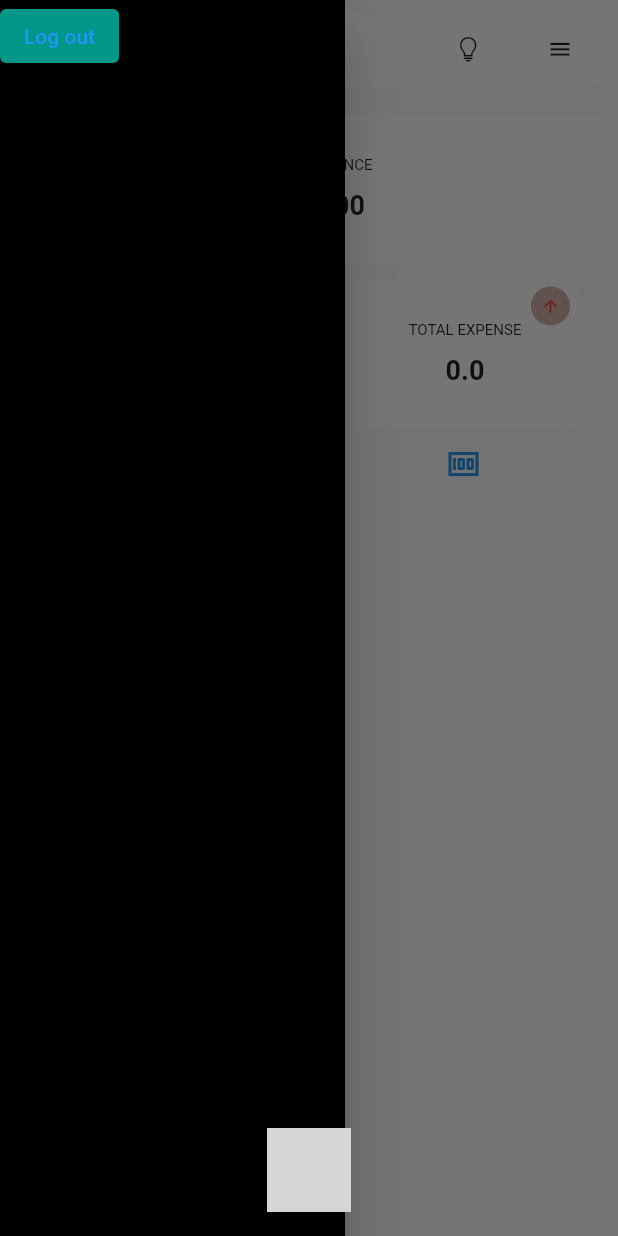
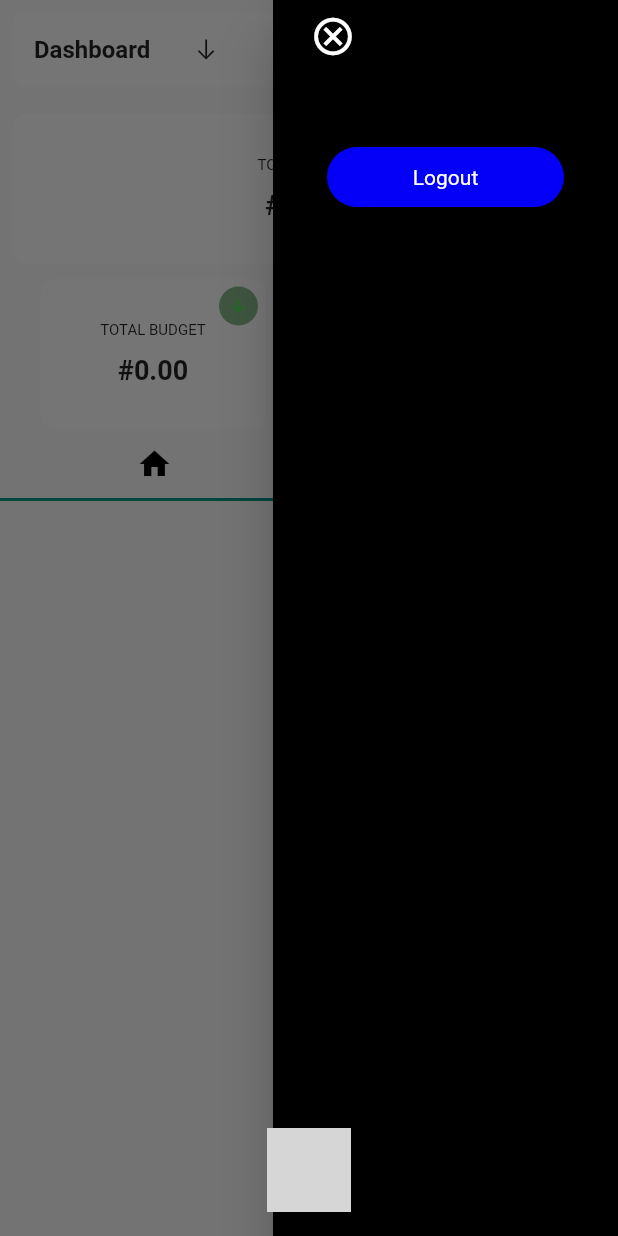
Before and after one commit to troykmf/spendwise, a Flutter app: the HomePage screen opened by its route, with the side drawer open, on a phone screen of 412 x 824 dp. Run offline on Flutter 3.47's test engine with Material 2 defaults, Android fonts, the phone set to English and light mode, and no system bars; our stand-ins replace cloud_firestore, firebase_auth, firebase_core, firebase_messaging, fl_chart, flutter_expandable_fab and 2 more; missing offline and left inert: fab_circular_menu; accounts and stored records are empty; network calls fail; grey boxes are pictures that could not be loaded.

Commit message:
another minor changes

```diff
--- a/lib/main.dart
+++ b/lib/main.dart
@@ -33,7 +33,7 @@ void main() async {
   await FirebasePushNotificationApi().initNotification();
 
   SystemChrome.setSystemUIOverlayStyle(
-      const SystemUiOverlayStyle(statusBarColor: Colors.white));
+      const SystemUiOverlayStyle(statusBarColor: Colors.transparent));
 
   runApp(const MyApp());
 }
@@ -75,7 +75,7 @@ class MyApp extends StatelessWidget {
           budgetTwoFabRoute: (context) => const BudgetTwoFabPage(),
           splashRoute: (context) => const SplashPage(),
         },
-        home: const SplashPage(),
+        home: const HomeMain(),
       ),
     );
 
--- a/lib/src/page/home_page.dart
+++ b/lib/src/page/home_page.dart
@@ -3,6 +3,7 @@ import 'package:flutter/gestures.dart';
 import 'package:flutter/material.dart';
 import 'package:provider/provider.dart';
 import 'package:spendwise/core/constants/budget_amount.dart';
+import 'package:spendwise/core/constants/constant_widgets/apptextfield.dart';
 import 'package:spendwise/core/constants/route.dart';
 import 'package:spendwise/services/models/budgets/budget_data.dart';
 import 'package:spendwise/services/models/budgets/budget_item.dart';
@@ -25,7 +26,17 @@ class HomePage extends StatefulWidget {
 }
 
 class _HomePageState extends State<HomePage> {
-  final GlobalKey<FabCircularMenuState> fabKey = GlobalKey();
+  final GlobalKey<FabCircularMenuState> fabKey =
+      GlobalKey<FabCircularMenuState>();
+  final GlobalKey<ScaffoldState> _scaffoldKey = GlobalKey<ScaffoldState>();
+
+  void _openEndDrawer() {
+    _scaffoldKey.currentState!.openEndDrawer();
+  }
+
+  void _closeEndDrawer() {
+    Navigator.of(context).pop();
+  }
 
   String get userId => AuthService.firebase().currentUser!.id;
 
@@ -47,6 +58,7 @@ class _HomePageState extends State<HomePage> {
     return DefaultTabController(
       length: 2,
       child: Scaffold(
+        key: _scaffoldKey,
         backgroundColor: Colors.grey.shade50,
         floatingActionButtonLocation: FloatingActionButtonLocation.centerFloat,
         floatingActionButton: Builder(
@@ -111,15 +123,29 @@ class _HomePageState extends State<HomePage> {
           ),
         ),
         drawerDragStartBehavior: DragStartBehavior.down,
-        drawer: Drawer(
+        endDrawer: Drawer(
           backgroundColor: Colors.black,
           width: 230.0,
-          child: Column(
-            children: [
-              Row(
-                children: [
-                  ElevatedButton(
-                    onPressed: () async {
+          child: Padding(
+            padding: const EdgeInsets.symmetric(horizontal: 16.0),
+            child: Column(
+              crossAxisAlignment: CrossAxisAlignment.start,
+              children: [
+                IconButton(
+                  onPressed: () {
+                    _closeEndDrawer();
+                  },
+                  icon: const Icon(
+                    Icons.cancel_outlined,
+                    color: Colors.white,
+                    size: 30.0,
+                  ),
+                ),
+                const SizedBox(height: 50),
+                Center(
+                  child: AppButton(
+                    onTap: () async {
+                      // await logoutDialog(context, 'Logout', () => null);
                       try {
                         await AuthService.firebase().logOut();
                         Navigator.of(context).pushNamedAndRemoveUntil(
@@ -131,26 +157,38 @@ class _HomePageState extends State<HomePage> {
                           context,
                           'User not logged in',
                         );
+                      } catch (_) {
+                        throw GenericAuthException();
                       }
                     },
-                    child: const Text(
-                      'Log out',
-                      style: TextStyle(
-                        color: Colors.blue,
-                      ),
-                    ),
+                    text: 'Logout',
                   ),
-                  IconButton(
-                      onPressed: () {
-                        Navigator.of(context).pop();
-                      },
-                      icon: const Icon(
-                        Icons.cancel_outlined,
-                        size: 30.0,
-                      ))
-                ],
-              ),
-            ],
+
+                  // ElevatedButton(
+                  //   onPressed: () async {
+                  //     try {
+                  //       await AuthService.firebase().logOut();
+                  //       Navigator.of(context).pushNamedAndRemoveUntil(
+                  //         loginRoute,
+                  //         (route) => false,
+                  //       );
+                  //     } on UserNotLoggedInAuthException {
+                  //       await showErrorDialog(
+                  //         context,
+                  //         'User not logged in',
+                  //       );
+                  //     }
+                  //   },
+                  //   child: const Text(
+                  //     'Log out',
+                  //     style: TextStyle(
+                  //       color: Colors.blue,
+                  //     ),
+                  //   ),
+                  // ),
+                ),
+              ],
+            ),
           ),
         ),
         body: SafeArea(
@@ -193,8 +231,8 @@ class _HomePageState extends State<HomePage> {
                             ),
                           ),
                           IconButton(
-                            onPressed: () async {
-                              await logoutDialog(context, 'Logout', () => {});
+                            onPressed: () {
+                              _openEndDrawer();
                             },
                             icon: const Icon(
                               Icons.menu,
@@ -356,7 +394,7 @@ class _HomePageState extends State<HomePage> {
                     Tab(
                       icon: Icon(
                         Icons.money,
-                        color: Colors.blue,
+                        color: Colors.black,
                       ),
                     )
                   ],
--- a/lib/src/page/splash_page.dart
+++ b/lib/src/page/splash_page.dart
@@ -14,7 +14,7 @@ class _SplashPageState extends State<SplashPage> {
   @override
   void initState() {
     Timer(
-      const Duration(seconds: 4),
+      const Duration(seconds: 10),
       () => Navigator.of(context).pushNamedAndRemoveUntil(
         signupRoute,
         (route) => false,
@@ -26,8 +26,7 @@ class _SplashPageState extends State<SplashPage> {
 
   @override
   Widget build(BuildContext context) {
-    return Scaffold(
-      body: Container(
+    return Container(
       width: double.infinity,
       height: double.infinity,
       decoration: const BoxDecoration(
@@ -37,6 +36,7 @@ class _SplashPageState extends State<SplashPage> {
           colors: [AppColor.whiteColor, AppColor.blueColor],
         ),
       ),
+      child: Center(
         child: Image.network(
           'https://img.freepik.com/free-vector/pay-balance-owed-abstract-concept-illustration-making-credit-payment-pay-owed-money-bank-irs-balance-due-debt-consolidation-management-taxpayer-bill_335657-1236.jpg?size=626&ext=jpg&ga=GA1.1.236206376.1670018423&semt=ais',
         ),
```
Also changed, not shown: lib/src/page/fab_page.dart (+5 -11 lines). Lines whose indentation alone changed are shown as unchanged.
